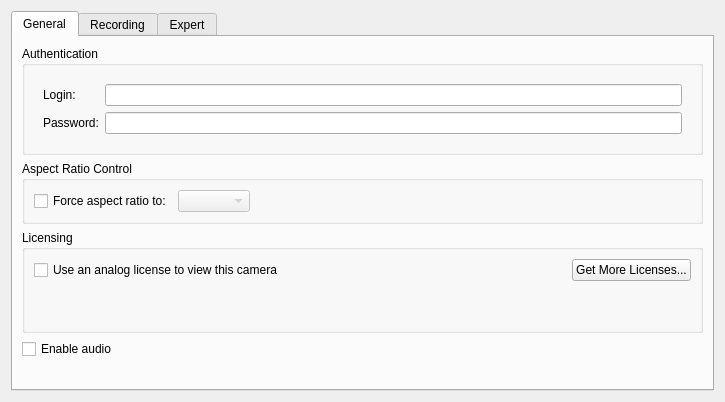
This is client/src/ui/widgets/properties/multiple_camera_settings_widget.ui in networkoptix/nx_open as Qt 5 draws it before an edit. The edited form follows.
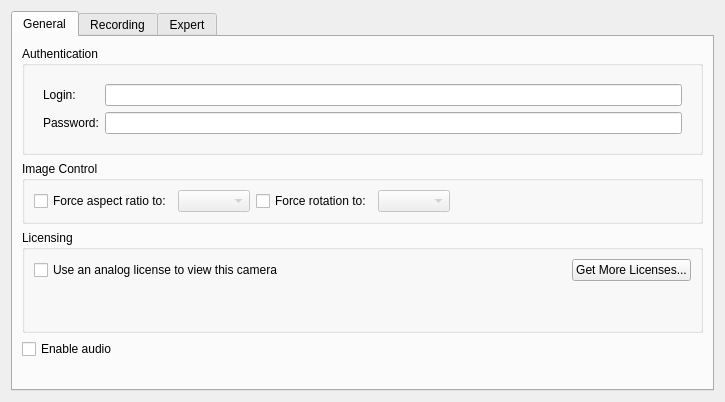
This is the edited form. Custom widgets are drawn as their Qt base class.

Diff of the .ui file:
```diff
--- a/client/src/ui/widgets/properties/multiple_camera_settings_widget.ui
+++ b/client/src/ui/widgets/properties/multiple_camera_settings_widget.ui
@@ -76,7 +76,7 @@
        <item>
         <widget class="QGroupBox" name="arGroupBox">
          <property name="title">
-          <string>Aspect Ratio Control</string>
+          <string>Image Control</string>
          </property>
          <layout class="QHBoxLayout" name="horizontalLayout_6">
           <item>
@@ -96,6 +96,20 @@
             </property>
            </widget>
           </item>
+          <item>
+           <widget class="QCheckBox" name="rotCheckBox">
+            <property name="text">
+             <string>Force rotation to:</string>
+            </property>
+           </widget>
+          </item>
+          <item>
+           <widget class="QComboBox" name="rotComboBox">
+            <property name="enabled">
+             <bool>false</bool>
+            </property>
+           </widget>
+          </item>
           <item>
            <spacer name="horizontalSpacer_5">
             <property name="orientation">
```
Left out of the diff: 33 changed lines with no effect on the pictures.
